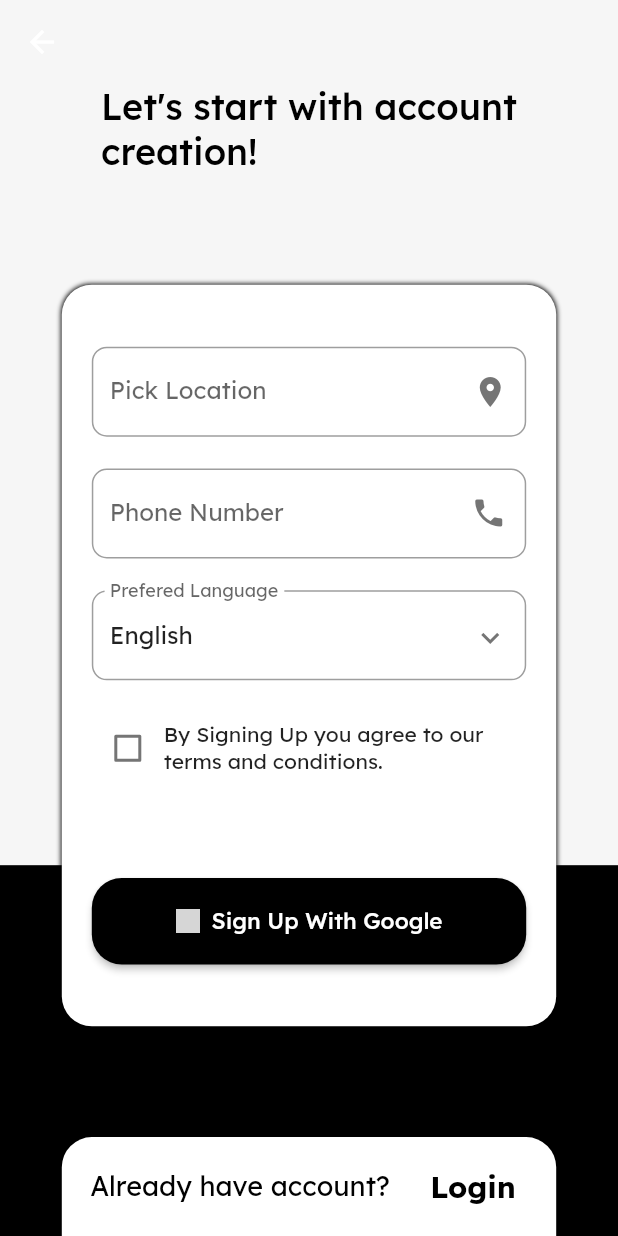
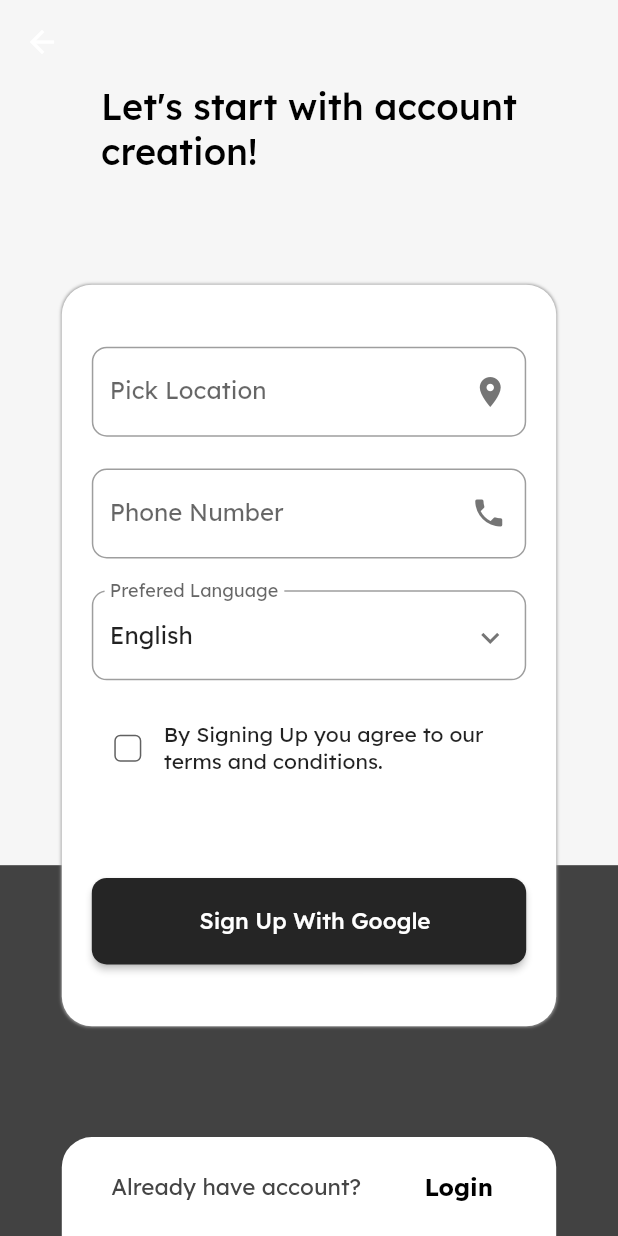
Before and after one commit to x-sushant-x/Aqua-Watch-App, a Flutter app: the sign_up screen opened directly, on a phone screen of 412 x 824 dp. Run offline on Flutter 3.47's test engine with Material 2 defaults, Android fonts, the phone set to English and light mode, and no system bars; our stand-ins replace firebase_auth, geocoding, geolocator, get, google_fonts, google_maps_flutter and 1 more; accounts and stored records are empty; grey boxes are pictures that could not be loaded.

Commit message:
Enhanced Sign Up UI

```diff
--- a/lib/view/authentication/sign_up.dart
+++ b/lib/view/authentication/sign_up.dart
@@ -27,7 +27,7 @@ class sign_up extends StatelessWidget {
               Container(
                 height: h * 0.3,
                 width: w,
-                color: Colors.black,
+                color: Color.fromARGB(255, 66, 66, 66),
               ),
             ]),
             Container(
@@ -45,15 +45,14 @@ class sign_up extends StatelessWidget {
                     children: [
                       Container(
                         height: h * 0.6,
-                        width: w * 0.85,
+                        width: w * 0.90,
                         padding: EdgeInsets.all(20),
-                        decoration: const BoxDecoration(
+                        decoration: BoxDecoration(
                           color: Colors.white,
                           borderRadius: BorderRadius.all(Radius.circular(20)),
                           boxShadow: [
                             BoxShadow(
-                              blurRadius: 2.0,
-                            ),
+                                blurRadius: 1.0, color: Colors.grey.shade500),
                           ],
                         ),
                         child: Column(
@@ -200,10 +199,10 @@ class sign_up extends StatelessWidget {
                               },
                               style: ElevatedButton.styleFrom(
                                 minimumSize: Size.fromHeight(h * 0.07),
-                                backgroundColor:
-                                    Colors.black, // Background color
+                                backgroundColor: Color.fromARGB(
+                                    255, 37, 37, 37), // Background color
                                 shape: RoundedRectangleBorder(
-                                  borderRadius: BorderRadius.circular(20),
+                                  borderRadius: BorderRadius.circular(10),
                                 ),
                                 padding: EdgeInsets.symmetric(
                                     vertical: 10, horizontal: 16),
@@ -211,16 +210,6 @@ class sign_up extends StatelessWidget {
                               child: Row(
                                 mainAxisAlignment: MainAxisAlignment.center,
                                 children: [
-                                  Container(
-                                    height: 16,
-                                    width: 16,
-                                    decoration: BoxDecoration(
-                                      image: DecorationImage(
-                                        image: AssetImage(
-                                            "assets/signup/Google.png"),
-                                      ),
-                                    ),
-                                  ),
                                   SizedBox(
                                       width: 8), // Adjust the spacing as needed
                                   Text(
@@ -255,7 +244,8 @@ class sign_up extends StatelessWidget {
                             "Already have account?",
                             style: GoogleFonts.lexend(
                                 textStyle: TextStyle(
-                                    fontSize: 18, color: Colors.black)),
+                                    fontSize: 15,
+                                    color: Color.fromARGB(255, 69, 69, 69))),
                           ),
                           TextButton(
                               onPressed: () {
@@ -265,14 +255,13 @@ class sign_up extends StatelessWidget {
                                       builder: (context) => const Login()),
                                 );
                               },
-                              child: Text(
-                                "Login",
-                                style: GoogleFonts.lexend(
-                                    textStyle: TextStyle(
-                                        fontWeight: FontWeight.bold,
-                                        fontSize: 20,
-                                        color: Colors.black)),
-                              ))
+                              child: Text("Login",
+                                  style: GoogleFonts.lexend(
+                                      textStyle: TextStyle(
+                                          fontWeight: FontWeight.bold,
+                                          fontSize: 16,
+                                          color:
+                                              Color.fromARGB(255, 0, 0, 0)))))
                         ],
                       ),
                     ),
@@ -312,6 +301,10 @@ class _Checkbox1State extends State<Checkbox1> {
 
     return Checkbox(
       checkColor: Colors.blue,
+      side: MaterialStateBorderSide.resolveWith(
+        (states) => BorderSide(width: 1.0, color: Colors.grey.shade700),
+      ),
+      shape: RoundedRectangleBorder(borderRadius: BorderRadius.circular(4)),
       fillColor: MaterialStateProperty.resolveWith(getColor),
       value: isChecked,
       onChanged: (bool? value) {
```
